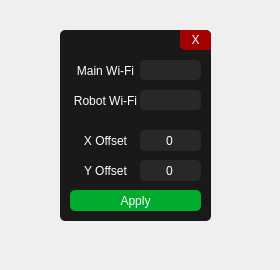
The window that settings.ui (Jarooshie/QuickNetSwitcher) describes before a commit, drawn with Qt 5.
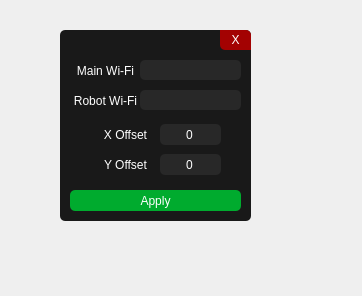
The same window after the commit.

Commit message: Auto-Refresh Removed, Refresh button added.

The edit to the form file:
```diff
--- a/settings.ui
+++ b/settings.ui
@@ -6,8 +6,8 @@
    <rect>
     <x>0</x>
     <y>0</y>
-    <width>280</width>
-    <height>270</height>
+    <width>362</width>
+    <height>296</height>
    </rect>
   </property>
   <property name="windowTitle">
@@ -21,7 +21,7 @@
     <rect>
      <x>60</x>
      <y>30</y>
-     <width>151</width>
+     <width>191</width>
      <height>191</height>
     </rect>
    </property>
@@ -38,8 +38,8 @@
   <widget class="QSpinBox" name="yOffset">
    <property name="geometry">
     <rect>
-     <x>140</x>
-     <y>160</y>
+     <x>160</x>
+     <y>154</y>
      <width>61</width>
      <height>21</height>
     </rect>
@@ -65,8 +65,8 @@
   <widget class="QLabel" name="label_4">
    <property name="geometry">
     <rect>
-     <x>70</x>
-     <y>160</y>
+     <x>90</x>
+     <y>154</y>
      <width>71</width>
      <height>21</height>
     </rect>
@@ -88,7 +88,7 @@
     <rect>
      <x>140</x>
      <y>90</y>
-     <width>61</width>
+     <width>101</width>
      <height>20</height>
     </rect>
    </property>
@@ -129,8 +129,8 @@
   <widget class="QLabel" name="label_3">
    <property name="geometry">
     <rect>
-     <x>70</x>
-     <y>130</y>
+     <x>90</x>
+     <y>124</y>
      <width>71</width>
      <height>21</height>
     </rect>
@@ -150,8 +150,8 @@
   <widget class="QSpinBox" name="xOffset">
    <property name="geometry">
     <rect>
-     <x>140</x>
-     <y>130</y>
+     <x>160</x>
+     <y>124</y>
      <width>61</width>
      <height>21</height>
     </rect>
@@ -177,7 +177,7 @@
   <widget class="QPushButton" name="Cancel">
    <property name="geometry">
     <rect>
-     <x>180</x>
+     <x>220</x>
      <y>30</y>
      <width>31</width>
      <height>20</height>
@@ -214,7 +214,7 @@
     <rect>
      <x>140</x>
      <y>60</y>
-     <width>61</width>
+     <width>101</width>
      <height>20</height>
     </rect>
    </property>
@@ -257,7 +257,7 @@
     <rect>
      <x>70</x>
      <y>190</y>
-     <width>131</width>
+     <width>171</width>
      <height>21</height>
     </rect>
    </property>
```
The commit also changes 5 other files.
